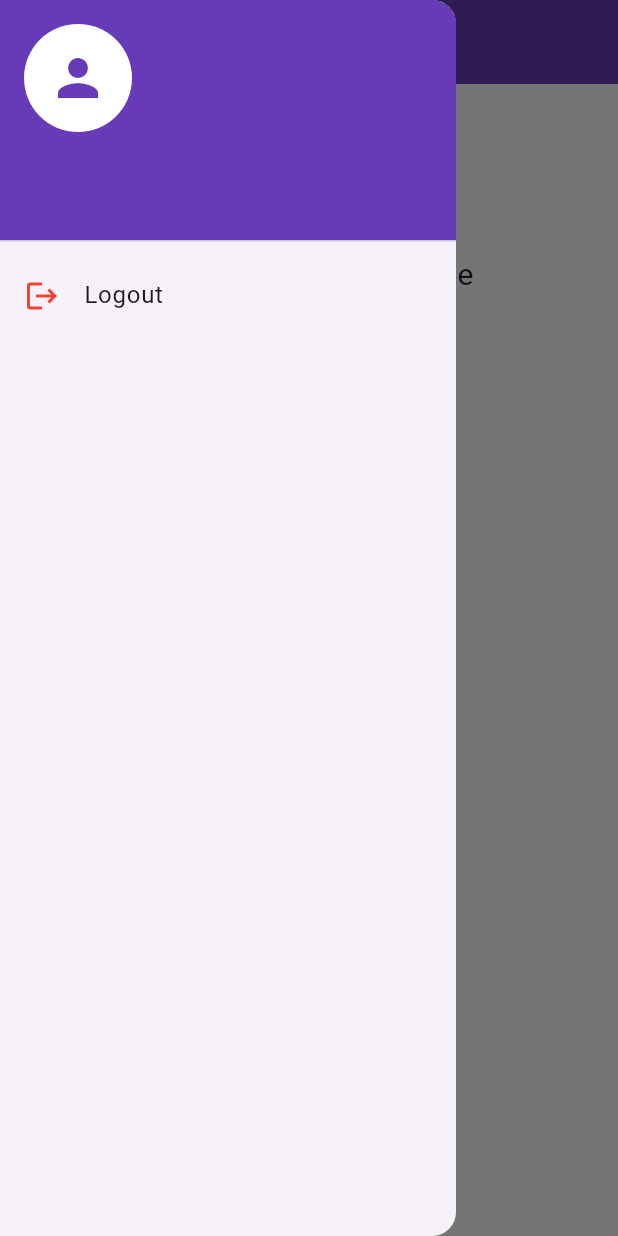
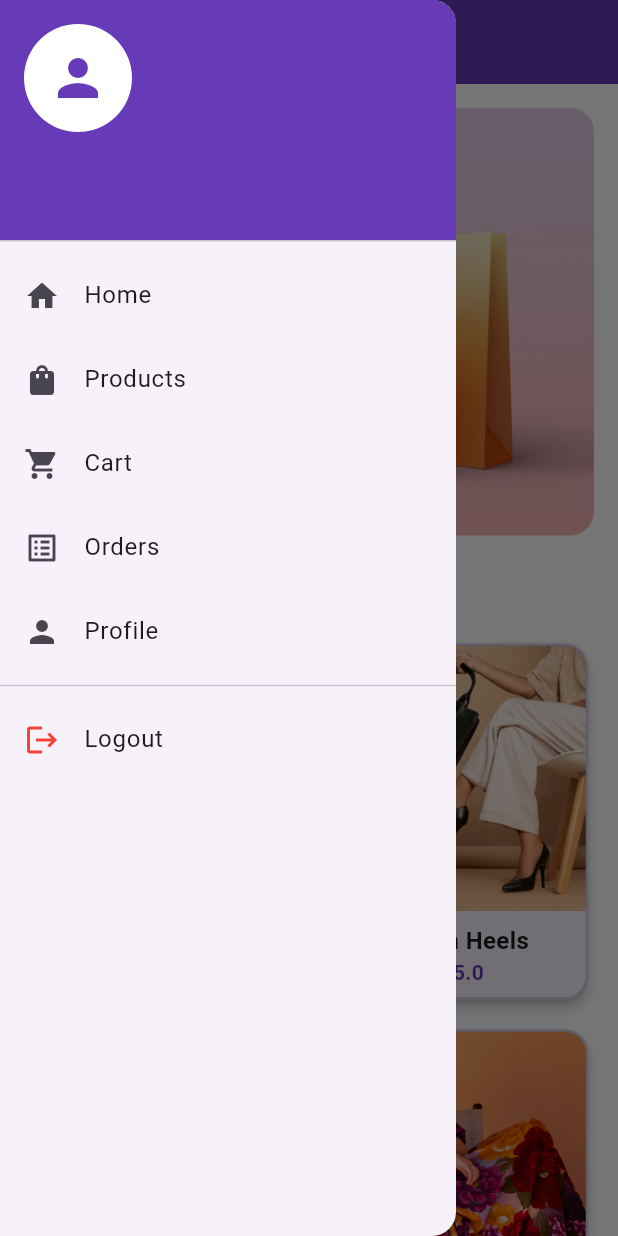
Before and after one commit to MahitabRadwan/E_commerceApp, a Flutter app: the HomePage screen opened by its route, with the side drawer open, on a phone screen of 412 x 824 dp. Run offline on Flutter 3.47's test engine with Material 3 defaults, Android fonts, the phone set to English and light mode, and no system bars; our stand-ins replace get, shared_preferences; accounts and stored records are empty; Roboto replaces fonts that are missing (Poppins); project files that could hold a hidden picture were left out.

Commit message:
refactor: update project and remove old files

```diff
--- a/lib/features/Splash/presentation/splash_view.dart
+++ b/lib/features/Splash/presentation/splash_view.dart
@@ -11,6 +11,8 @@ class SplashView extends StatefulWidget {
 }
 
 class _SplashViewState extends State<SplashView> {
+  get awit => null;
+
   @override
   void initState() {
     super.initState();
@@ -18,7 +20,8 @@ class _SplashViewState extends State<SplashView> {
   }
 
   Future<void> _checkLoginStatus() async {
-    SharedPreferences prefs = await SharedPreferences.getInstance();
+    final prefs = await SharedPreferences.getInstance();
+
     bool isLoggedIn = prefs.getBool('isLoggedIn') ?? false;
     bool hasRegistered = prefs.getBool('hasRegistered') ?? false;
 
--- a/lib/main.dart
+++ b/lib/main.dart
@@ -35,8 +35,11 @@ class ShopEase extends StatelessWidget {
             shape: RoundedRectangleBorder(
               borderRadius: BorderRadius.all(Radius.circular(12)),
             ),
-            padding: EdgeInsets.symmetric(vertical: 12, horizontal: 20),
-            textStyle: TextStyle(fontSize: 16, fontWeight: FontWeight.bold),
+            padding: const EdgeInsets.symmetric(vertical: 12, horizontal: 20),
+            textStyle: const TextStyle(
+              fontSize: 16,
+              fontWeight: FontWeight.bold,
+            ),
           ),
         ),
       ),
@@ -44,11 +47,11 @@ class ShopEase extends StatelessWidget {
         GetPage(name: '/Splash_View', page: () => const SplashView()),
         GetPage(name: '/register', page: () => const RegisterScreen()),
         GetPage(name: '/login', page: () => const LoginScreen()),
-        GetPage(name: '/home', page: () => const HomePage()),
+        GetPage(name: '/home', page: () => HomePage()),
         GetPage(name: '/products', page: () => const ProductsScreen()),
         GetPage(
           name: '/product_details',
-          page: () => ProductDetailsPage(product: Get.arguments),
+          page: () => const ProductDetailsPage(product: null),
         ),
         GetPage(name: '/cart', page: () => const CartScreen()),
         GetPage(name: '/orders', page: () => const OrdersScreen()),
@@ -77,42 +80,42 @@ List<Product> products = [
     name: "Leather Handbag",
     description: "Elegant genuine leather handbag with spacious design.",
     price: 120.0,
-    image: "assets/products/handbag.jpg",
+    image: "assets/icons/images/handbag.jpg",
   ),
   Product(
     name: "Stylish Heels",
     description: "Comfortable and fashionable heels for special occasions.",
     price: 85.0,
-    image: "assets/products/heels.jpg",
+    image: "assets/icons/images/heels.jpg",
   ),
   Product(
     name: "Gold Necklace",
     description: "18K gold plated necklace, perfect for evening wear.",
     price: 150.0,
-    image: "assets/products/necklace.jpg",
+    image: "assets/icons/images/necklace.jpg",
   ),
   Product(
     name: "Summer Dress",
     description: "Lightweight and trendy dress ideal for summer outings.",
     price: 95.0,
-    image: "assets/products/dress.jpg",
+    image: "assets/icons/images/dress.jpg",
   ),
   Product(
     name: "Smart Watch",
     description: "Fashionable smartwatch with fitness tracking features.",
     price: 199.0,
-    image: "assets/products/smartwatch.jpg",
+    image: "assets/icons/images/smartwatch.jpg",
   ),
   Product(
     name: "Designer Sunglasses",
     description: "Trendy UV-protected sunglasses for all-day comfort.",
     price: 75.0,
-    image: "assets/products/sunglasses.jpg",
+    image: "assets/icons/images/sunglasses.jpg",
   ),
   Product(
     name: "Perfume Set",
     description: "Luxury fragrance set with long-lasting scent.",
     price: 110.0,
-    image: "assets/products/perfume.jpg",
+    image: "assets/icons/images/perfume.jpg",
   ),
 ];
--- a/lib/pages/HomePage.dart
+++ b/lib/pages/HomePage.dart
@@ -1,7 +1,7 @@
-import 'package:first_project/widgets/HomeAppBar.dart' show HomeAppBar;
 import 'package:flutter/material.dart';
+import 'package:get/get.dart';
 import 'package:shared_preferences/shared_preferences.dart';
-import 'package:get/get.dart';
+import '../main.dart';
 
 class HomePage extends StatelessWidget {
   const HomePage({super.key});
@@ -20,10 +20,7 @@ class HomePage extends StatelessWidget {
   @override
   Widget build(BuildContext context) {
     return Scaffold(
-      appBar: AppBar(
-        title: const Text("ShopEase"),
-        backgroundColor: Colors.deepPurple,
-      ),
+      appBar: AppBar(title: const Text("ShopEase")),
       drawer: Drawer(
         child: FutureBuilder<String?>(
           future: _getUsername(),
@@ -53,6 +50,32 @@ class HomePage extends StatelessWidget {
                   decoration: const BoxDecoration(color: Colors.deepPurple),
                 ),
                 ListTile(
+                  leading: const Icon(Icons.home),
+                  title: const Text("Home"),
+                  onTap: () => Get.back(),
+                ),
+                ListTile(
+                  leading: const Icon(Icons.shopping_bag),
+                  title: const Text("Products"),
+                  onTap: () => Get.toNamed('/products'),
+                ),
+                ListTile(
+                  leading: const Icon(Icons.shopping_cart),
+                  title: const Text("Cart"),
+                  onTap: () => Get.toNamed('/cart'),
+                ),
+                ListTile(
+                  leading: const Icon(Icons.list_alt),
+                  title: const Text("Orders"),
+                  onTap: () => Get.toNamed('/orders'),
+                ),
+                ListTile(
+                  leading: const Icon(Icons.person),
+                  title: const Text("Profile"),
+                  onTap: () => Get.toNamed('/profile'),
+                ),
+                const Divider(),
+                ListTile(
                   leading: const Icon(Icons.logout, color: Colors.red),
                   title: const Text("Logout"),
                   onTap: () => _logout(context),
@@ -63,14 +86,94 @@ class HomePage extends StatelessWidget {
         ),
       ),
       body: ListView(
-        children: const [
-          HomeAppBar(),
-          SizedBox(height: 20),
-          Center(
-            child: Text(
-              "Welcome to Home Page",
-              style: TextStyle(fontSize: 20, fontFamily: 'Poppins'),
+        padding: const EdgeInsets.all(16),
+        children: [
+          ClipRRect(
+            borderRadius: BorderRadius.circular(16),
+            child: Image.asset("assets/icons/images/Splash_View_image.jpg"),
+          ),
+          const SizedBox(height: 20),
+          const Text(
+            "Welcome to ShopEase 💜",
+            style: TextStyle(
+              fontSize: 22,
+              fontWeight: FontWeight.bold,
+              color: Colors.deepPurple,
             ),
+          ),
+          const SizedBox(height: 16),
+          GridView.builder(
+            shrinkWrap: true,
+            physics: const NeverScrollableScrollPhysics(),
+            itemCount: products.length,
+            gridDelegate: const SliverGridDelegateWithFixedCrossAxisCount(
+              crossAxisCount: 2,
+              childAspectRatio: 0.75,
+              crossAxisSpacing: 12,
+              mainAxisSpacing: 12,
+            ),
+            itemBuilder: (context, index) {
+              final product = products[index];
+              return GestureDetector(
+                onTap: () {
+                  Get.toNamed(
+                    '/product_details',
+                    arguments: {
+                      'name': product.name,
+                      'shortDesc': product.description,
+                      'price': product.price,
+                      'image': product.image,
+                    },
+                  );
+                },
+                child: Card(
+                  shape: RoundedRectangleBorder(
+                    borderRadius: BorderRadius.circular(16),
+                    side: BorderSide(
+                      color: Colors.deepPurple.shade100,
+                      width: 1.5,
+                    ),
+                  ),
+                  elevation: 3,
+                  child: Column(
+                    crossAxisAlignment: CrossAxisAlignment.stretch,
+                    children: [
+                      Expanded(
+                        child: ClipRRect(
+                          borderRadius: const BorderRadius.vertical(
+                            top: Radius.circular(16),
+                          ),
+                          child: Image.asset(product.image, fit: BoxFit.cover),
+                        ),
+                      ),
+                      Padding(
+                        padding: const EdgeInsets.all(8.0),
+                        child: Column(
+                          children: [
+                            Text(
+                              product.name,
+                              style: const TextStyle(
+                                fontWeight: FontWeight.bold,
+                                fontSize: 16,
+                              ),
+                              maxLines: 1,
+                              overflow: TextOverflow.ellipsis,
+                            ),
+                            Text(
+                              "\$${product.price}",
+                              style: const TextStyle(
+                                color: Colors.deepPurple,
+                                fontWeight: FontWeight.w600,
+                              ),
+                            ),
+                          ],
+                        ),
+                      ),
+                    ],
+                  ),
+                ),
+              );
+            },
           ),
         ],
       ),
--- a/lib/pages/product.dart
+++ b/lib/pages/product.dart
@@ -8,17 +8,20 @@ class ProductsScreen extends StatelessWidget {
   @override
   Widget build(BuildContext context) {
     return Scaffold(
-      appBar: AppBar(title: const Text("Products")),
+      appBar: AppBar(
+        title: const Text("Products"),
+        backgroundColor: Colors.deepPurple,
+      ),
       body: Padding(
         padding: const EdgeInsets.all(12.0),
         child: GridView.builder(
+          itemCount: products.length,
           gridDelegate: const SliverGridDelegateWithFixedCrossAxisCount(
             crossAxisCount: 2,
-            childAspectRatio: 0.75,
             crossAxisSpacing: 12,
             mainAxisSpacing: 12,
+            childAspectRatio: 0.7,
           ),
-          itemCount: products.length,
           itemBuilder: (context, index) {
             final product = products[index];
             return GestureDetector(
--- a/lib/pages/profile.dart
+++ b/lib/pages/profile.dart
@@ -167,7 +167,7 @@ class ProfileScreen extends StatelessWidget {
   }
 }
 
-Widget _orderSummaryRow(String title, String value) {
+Widget orderSummaryRow(String title, String value) {
   return Row(
     mainAxisAlignment: MainAxisAlignment.spaceBetween,
     children: [
```
Also changed, not shown: lib/features/app_routes.dart (deleted, +0 -60 lines), lib/pages/orders.dart (+53 -1 lines), pubspec.yaml (+16 -2 lines), assets/icons/images/dress.jpg (added), assets/icons/images/handbag.jpg (added), assets/icons/images/heels.jpg (added), assets/icons/images/necklace.jpg (added), assets/icons/images/perfume.jpg (added), assets/icons/images/smartwatch.jpg (added), assets/icons/images/sunglasses.jpg (added).
